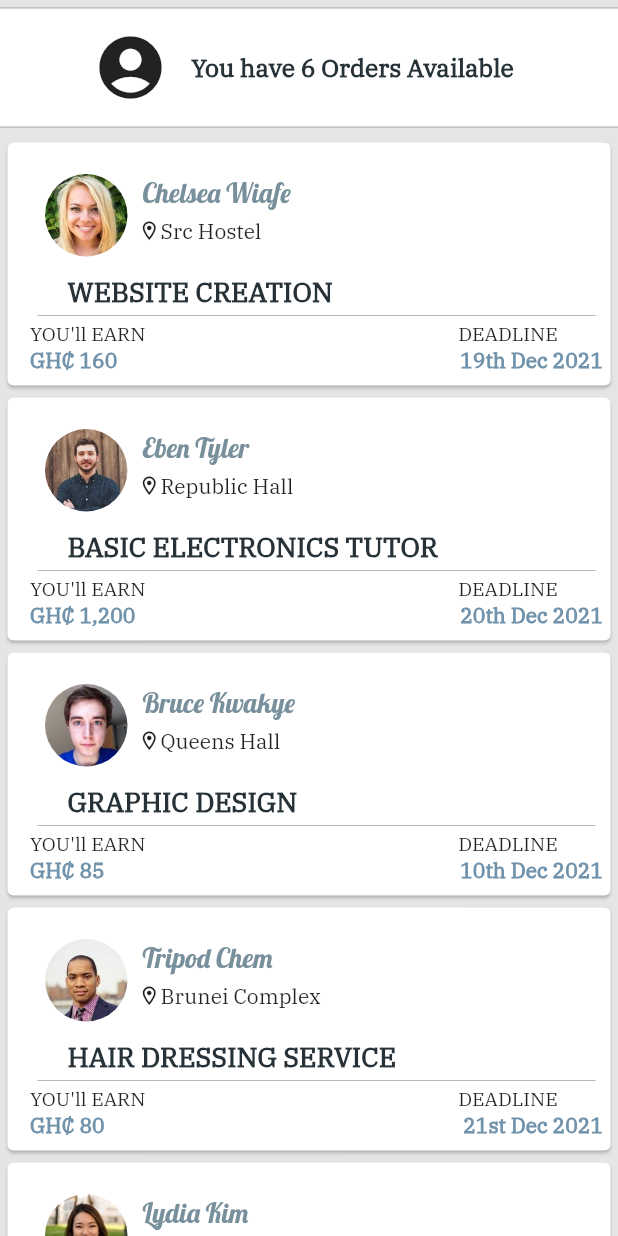
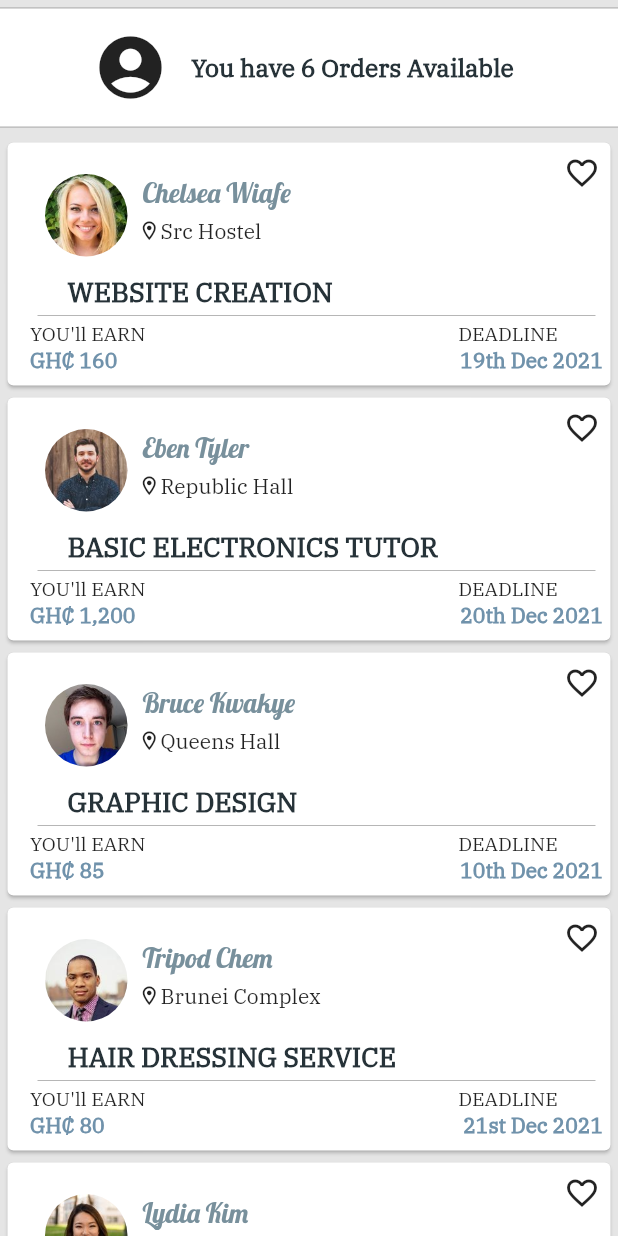
Before and after one commit to Kwakyecodes/Beta_Hustle, a Flutter app: the HomePage screen opened directly, on a phone screen of 412 x 824 dp. Run offline on Flutter 3.47's test engine with Material 2 defaults, Android fonts, the phone set to English and light mode, and no system bars; our stand-ins replace lite_rolling_switch.

Commit message:
Added favorites

```diff
--- a/lib/Screens/Both/requestui.dart
+++ b/lib/Screens/Both/requestui.dart
@@ -61,7 +61,7 @@ class JobDetailsHaderWithPoster extends StatelessWidget {
       padding: const EdgeInsets.symmetric(horizontal: 16),
       child: Row(
         children: [
-          JobPoster(poster: job!.poster.toString() ),
+          JobPoster(poster: job!.images[1].toString() ),
           SizedBox(width: 16),
 
           Expanded(child: JobDetailsHeader(job: job,))
--- a/lib/Screens/Handyman/handyman_page_content.dart
+++ b/lib/Screens/Handyman/handyman_page_content.dart
@@ -58,12 +58,14 @@ class _HomePageState extends State<HomePage> {
                               children:[
 
                                 JobCard(jobList[index],context),
+                                Favorite(context),
                                 Positioned(
                                     top: 25.0,
                                     left:30,
                                     child: JobImage(jobList[index].poster)
 
                                 ),
+
 
 
 
@@ -324,7 +326,7 @@ class JobsListViewDetails extends StatelessWidget {
       body: ListView(
         children: [
 
-          JobDetailsThumbnail(thumbnail: job!.poster),
+          JobDetailsThumbnail(thumbnail: job!.images[1]),
           JobDetailsHaderWithPoster(job: job),
           HorizontalLine(),
           JobsDetailsCast(job: job,),
@@ -351,3 +353,24 @@ class JobsListViewDetails extends StatelessWidget {
   }
 
 }
+
+
+Widget Favorite(BuildContext context){
+
+  return
+
+     Container(
+
+  alignment: Alignment(1,0),
+      child: IconButton(
+        icon:Icon(Icons.favorite_border_outlined),
+        onPressed: (){
+
+
+        },
+      ),
+
+    );
+
+
+}
```
